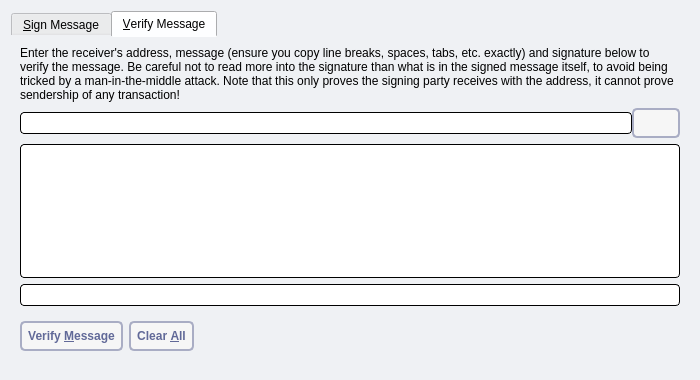
This is src/qt/forms/signverifymessagedialog.ui in navcoin/navcoin-core as Qt 5 draws it before an edit. The edited form follows.
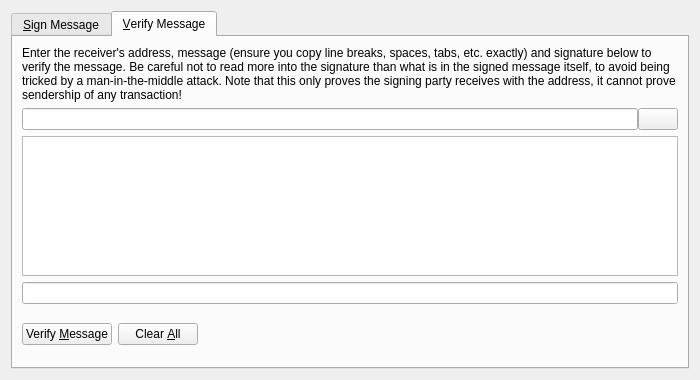
This is the edited form. The open tabs and pages were chosen to show the change. Icons and pictures are not drawn. Custom widgets are drawn as their Qt base class.

```diff
--- a/src/qt/forms/signverifymessagedialog.ui
+++ b/src/qt/forms/signverifymessagedialog.ui
@@ -14,7 +14,7 @@
    <string>Signatures - Sign / Verify a Message</string>
   </property>
   <property name="styleSheet">
-   <string notr="true">background: #eff1f4; border: 0</string>
+   <string notr="true"/>
   </property>
   <property name="modal">
    <bool>true</bool>
@@ -279,7 +279,7 @@
             <string>The NavCoin address the message was signed with</string>
            </property>
            <property name="styleSheet">
-            <string notr="true">background: #fff; border-radius: 4px; border: 1px solid #000; padding:2px</string>
+            <string notr="true"/>
            </property>
           </widget>
          </item>
@@ -289,7 +289,7 @@
             <string>Choose previously used address</string>
            </property>
            <property name="styleSheet">
-            <string notr="true"> background: #f6f6f6; border: 2px solid #a9adc4; border-radius: 5px; padding: 6px; text-transform: uppercase; color: #616998; font-weight: bold</string>
+            <string notr="true"/>
            </property>
            <property name="text">
             <string/>
@@ -311,14 +311,14 @@
        <item>
         <widget class="QPlainTextEdit" name="messageIn_VM">
          <property name="styleSheet">
-          <string notr="true">background: #fff; border-radius: 4px; border: 1px solid #000; padding:2px</string>
+          <string notr="true"/>
          </property>
         </widget>
        </item>
        <item>
         <widget class="QValidatedLineEdit" name="signatureIn_VM">
          <property name="styleSheet">
-          <string notr="true">background: #fff; border-radius: 4px; border: 1px solid #000; padding:2px</string>
+          <string notr="true"/>
          </property>
         </widget>
        </item>
@@ -330,7 +330,7 @@
             <string>Verify the message to ensure it was signed with the specified NavCoin address</string>
            </property>
            <property name="styleSheet">
-            <string notr="true"> background: #f6f6f6; border: 2px solid #a9adc4; border-radius: 5px; padding: 6px; text-transform: uppercase; color: #616998; font-weight: bold</string>
+            <string notr="true"/>
            </property>
            <property name="text">
             <string>Verify &amp;Message</string>
@@ -350,7 +350,7 @@
             <string>Reset all verify message fields</string>
            </property>
            <property name="styleSheet">
-            <string notr="true"> background: #f6f6f6; border: 2px solid #a9adc4; border-radius: 5px; padding: 6px; text-transform: uppercase; color: #616998; font-weight: bold</string>
+            <string notr="true"/>
            </property>
            <property name="text">
             <string>Clear &amp;All</string>
```
Left out of the diff: 32 changed lines with no effect on the pictures.
